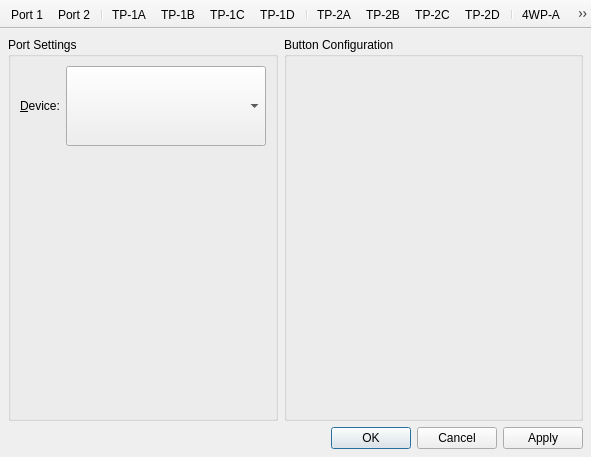
This is src/gens-qt4/ui/CtrlConfigWindow.ui in GerbilSoft/gens-gs-ii as Qt 5 draws it before an edit. The edited form follows.
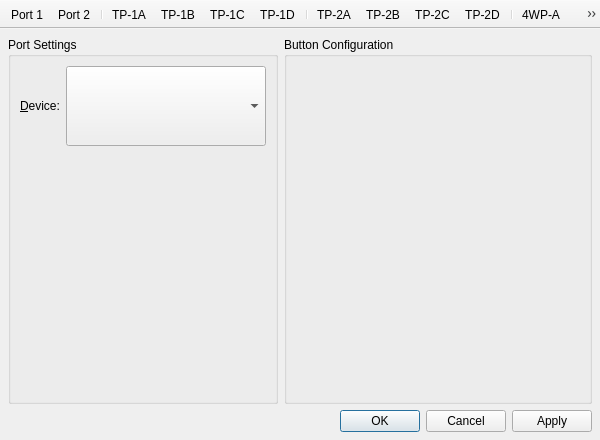
This is the edited form. Icons and pictures are not drawn. Custom widgets are drawn as their Qt base class.

Commit message:
[gens-qt4] CtrlConfigWindow: Updated the icon for "None".
The icon is a modified version of the previous icon. It now represents
a screwless DE-9, similar to the type of port actually found on the
Sega Genesis console.

The toolbar now shows 48x48 icons. This helps to reduce the amount of
wasted space when lots of Team Player devices are connected.

The "none" icon is now available in both 48x48 and 64x64. I rearranged
the gens/ icons directory a bit to use a directory hierarchy by size.

What changed in the file:
```diff
--- a/src/gens-qt4/ui/CtrlConfigWindow.ui
+++ b/src/gens-qt4/ui/CtrlConfigWindow.ui
@@ -6,8 +6,8 @@
    <rect>
     <x>0</x>
     <y>0</y>
-    <width>591</width>
-    <height>457</height>
+    <width>600</width>
+    <height>440</height>
    </rect>
   </property>
   <property name="contextMenuPolicy">
@@ -158,8 +158,8 @@
    </property>
    <property name="iconSize">
     <size>
-     <width>64</width>
-     <height>64</height>
+     <width>48</width>
+     <height>48</height>
     </size>
    </property>
    <property name="toolButtonStyle">
```
Left out of the diff: 57 changed lines with no effect on the pictures. The commit also changes 8 other files.
